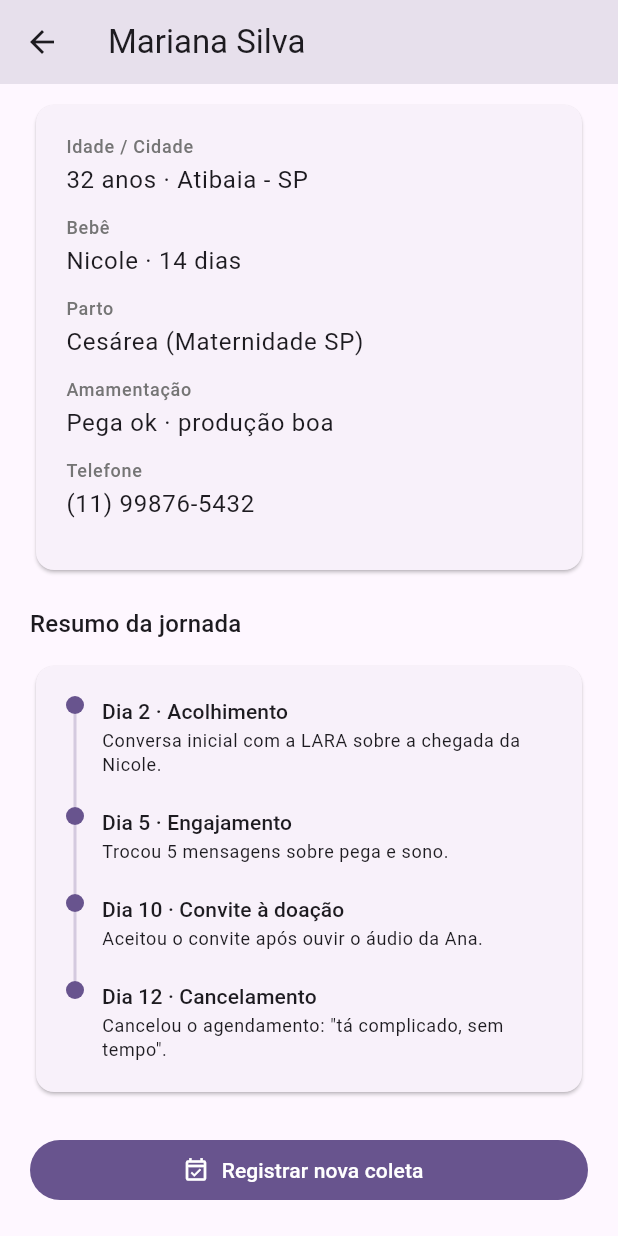
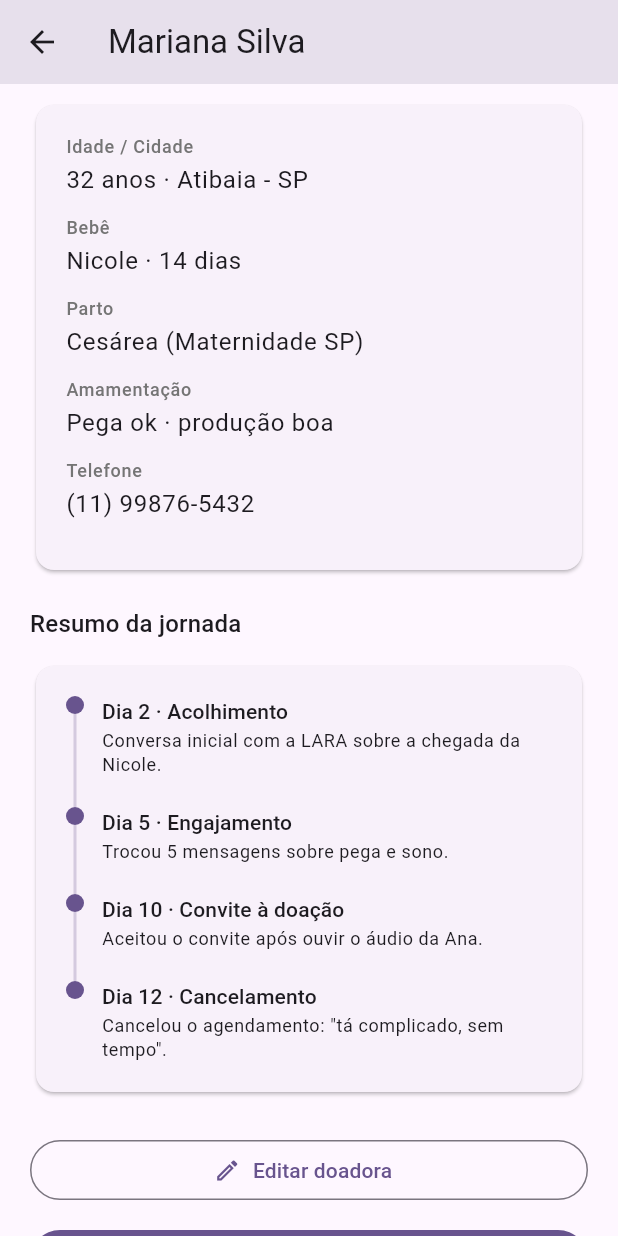
Before and after one commit to AndrePilatis/Sprint-Flutter, a Flutter app: the DoadoraDetailScreen screen opened directly with sample values from the repository, scrolled down 227 dp, on a phone screen of 412 x 824 dp. Run offline on Flutter 3.47's test engine with Material 3 defaults, Android fonts, the phone set to English and light mode, and no system bars.

Commit message:
edicao de doadoras

```diff
--- a/lib/screens/doadora_detail_screen.dart
+++ b/lib/screens/doadora_detail_screen.dart
@@ -4,14 +4,29 @@ import '../model/doadora.dart';
 import '../components/jornada_timeline.dart';
 import '../components/status_badge.dart';
 import 'nova_coleta_screen.dart';
+import 'nova_doadora_screen.dart';
 
-class DoadoraDetailScreen extends StatelessWidget {
+class DoadoraDetailScreen extends StatefulWidget {
   final Doadora doadora;
+  final List<Doadora> doadoras;
+  final void Function(Doadora doadoraAtualizada)? onDoadoraAtualizada;
 
-  const DoadoraDetailScreen({super.key, required this.doadora});
+  const DoadoraDetailScreen({
+    super.key,
+    required this.doadora,
+    required this.doadoras,
+    this.onDoadoraAtualizada,
+  });
+
+  @override
+  State<DoadoraDetailScreen> createState() => _DoadoraDetailScreenState();
+}
+
+class _DoadoraDetailScreenState extends State<DoadoraDetailScreen> {
+  late Doadora _doadora = widget.doadora;
 
   Color get _corRisco {
-    switch (doadora.risco) {
+    switch (_doadora.risco) {
       case NivelRisco.baixo:
         return Colors.green;
       case NivelRisco.medio:
@@ -44,7 +59,7 @@ class DoadoraDetailScreen extends StatelessWidget {
   @override
   Widget build(BuildContext context) {
     return Scaffold(
-      appBar: AppBar(title: Text(doadora.nome)),
+      appBar: AppBar(title: Text(_doadora.nome)),
       body: SafeArea(
         child: ListView(
           padding: const EdgeInsets.all(20),
@@ -62,12 +77,15 @@ class DoadoraDetailScreen extends StatelessWidget {
                           'Score de engajamento',
                           style: Theme.of(context).textTheme.titleSmall,
                         ),
-                        StatusBadge(texto: doadora.riscoLabel, cor: _corRisco),
+                        StatusBadge(
+                          texto: _doadora.riscoLabel,
+                          cor: _corRisco,
+                        ),
                       ],
                     ),
                     const SizedBox(height: 8),
                     Text(
-                      '${doadora.score}',
+                      '${_doadora.score}',
                       style:
                           Theme.of(context).textTheme.headlineMedium?.copyWith(
                                 fontWeight: FontWeight.bold,
@@ -78,14 +96,14 @@ class DoadoraDetailScreen extends StatelessWidget {
                     ClipRRect(
                       borderRadius: BorderRadius.circular(8),
                       child: LinearProgressIndicator(
-                        value: doadora.progressoJornada,
+                        value: _doadora.progressoJornada,
                         minHeight: 8,
                         backgroundColor: Colors.grey[200],
                       ),
                     ),
                     const SizedBox(height: 6),
                     Text(
-                      'Dia ${doadora.diaJornada} de 30 na jornada Lactare',
+                      'Dia ${_doadora.diaJornada} de 30 na jornada Lactare',
                       style: Theme.of(context).textTheme.bodySmall,
                     ),
                   ],
@@ -103,13 +121,13 @@ class DoadoraDetailScreen extends StatelessWidget {
                   crossAxisAlignment: CrossAxisAlignment.start,
                   children: [
                     _infoLinha(context, 'Idade / Cidade',
-                        '${doadora.idade} anos · ${doadora.cidade}'),
+                        '${_doadora.idade} anos · ${_doadora.cidade}'),
                     _infoLinha(context, 'Bebê',
-                        '${doadora.bebeNome} · ${doadora.bebeIdadeDias} dias'),
-                    _infoLinha(context, 'Parto', doadora.tipoParto),
+                        '${_doadora.bebeNome} · ${_doadora.bebeIdadeDias} dias'),
+                    _infoLinha(context, 'Parto', _doadora.tipoParto),
                     _infoLinha(
-                        context, 'Amamentação', doadora.statusAmamentacao),
-                    _infoLinha(context, 'Telefone', doadora.telefone),
+                        context, 'Amamentação', _doadora.statusAmamentacao),
+                    _infoLinha(context, 'Telefone', _doadora.telefone),
                   ],
                 ),
               ),
@@ -121,16 +139,44 @@ class DoadoraDetailScreen extends StatelessWidget {
             Card(
               child: Padding(
                 padding: const EdgeInsets.all(20),
-                child: JornadaTimeline(eventos: doadora.jornada),
+                child: JornadaTimeline(eventos: _doadora.jornada),
               ),
             ),
             const SizedBox(height: 24),
+            Row(
+              children: [
+                Expanded(
+                  child: OutlinedButton.icon(
+                    onPressed: () async {
+                      final doadoraEditada = await Navigator.of(context)
+                          .push<Doadora>(
+                        MaterialPageRoute(
+                          builder: (_) => NovaDoadoraScreen(doadora: _doadora),
+                        ),
+                      );
+
+                      if (doadoraEditada != null) {
+                        setState(() {
+                          _doadora = doadoraEditada;
+                        });
+                        widget.onDoadoraAtualizada?.call(doadoraEditada);
+                      }
+                    },
+                    icon: const Icon(Icons.edit_outlined),
+                    label: const Text('Editar doadora'),
+                  ),
+                ),
+              ],
+            ),
+            const SizedBox(height: 12),
             FilledButton.icon(
               onPressed: () async {
                 final novaColeta = await Navigator.of(context).push<Coleta>(
                   MaterialPageRoute(
-                    builder: (_) =>
-                        NovaColetaScreen(doadoraPreSelecionada: doadora),
+                    builder: (_) => NovaColetaScreen(
+                      doadoras: widget.doadoras,
+                      doadoraPreSelecionada: _doadora,
+                    ),
                   ),
                 );
                 if (novaColeta != null && context.mounted) {
--- a/lib/screens/nova_coleta_screen.dart
+++ b/lib/screens/nova_coleta_screen.dart
@@ -1,12 +1,16 @@
 import 'package:flutter/material.dart';
-import '../data/doadoras_mock.dart';
 import '../model/coleta.dart';
 import '../model/doadora.dart';
 
 class NovaColetaScreen extends StatefulWidget {
+  final List<Doadora> doadoras;
   final Doadora? doadoraPreSelecionada;
 
-  const NovaColetaScreen({super.key, this.doadoraPreSelecionada});
+  const NovaColetaScreen({
+    super.key,
+    required this.doadoras,
+    this.doadoraPreSelecionada,
+  });
 
   @override
   State<NovaColetaScreen> createState() => _NovaColetaScreenState();
@@ -89,7 +93,7 @@ class _NovaColetaScreenState extends State<NovaColetaScreen> {
                   border: OutlineInputBorder(),
                 ),
                 items: [
-                  for (final doadora in doadorasMock)
+                  for (final doadora in widget.doadoras)
                     DropdownMenuItem(
                       value: doadora,
                       child: Text(doadora.nome),
--- a/lib/screens/nova_doadora_screen.dart
+++ b/lib/screens/nova_doadora_screen.dart
@@ -4,7 +4,9 @@ import '../model/doadora.dart';
 import '../model/evento_jornada.dart';
 
 class NovaDoadoraScreen extends StatefulWidget {
-  const NovaDoadoraScreen({super.key});
+  final Doadora? doadora;
+
+  const NovaDoadoraScreen({super.key, this.doadora});
 
   @override
   State<NovaDoadoraScreen> createState() => _NovaDoadoraScreenState();
@@ -20,6 +22,24 @@ class _NovaDoadoraScreenState extends State<NovaDoadoraScreen> {
   final _tipoPartoController = TextEditingController();
   final _statusController = TextEditingController();
   final _telefoneController = TextEditingController();
+
+  bool get _isEditMode => widget.doadora != null;
+
+  @override
+  void initState() {
+    super.initState();
+    final doadora = widget.doadora;
+    if (doadora == null) return;
+
+    _nomeController.text = doadora.nome;
+    _idadeController.text = doadora.idade.toString();
+    _cidadeController.text = doadora.cidade;
+    _bebeNomeController.text = doadora.bebeNome;
+    _bebeIdadeController.text = doadora.bebeIdadeDias.toString();
+    _tipoPartoController.text = doadora.tipoParto;
+    _statusController.text = doadora.statusAmamentacao;
+    _telefoneController.text = doadora.telefone;
+  }
 
   @override
   void dispose() {
@@ -39,24 +59,28 @@ class _NovaDoadoraScreenState extends State<NovaDoadoraScreen> {
       return;
     }
 
-    final novaDoadora = Doadora(
-      id: 'd${DateTime.now().millisecondsSinceEpoch}',
+    final doadoraAtual = widget.doadora;
+    final doadoraSalva = Doadora(
+      id: doadoraAtual?.id ?? 'd${DateTime.now().millisecondsSinceEpoch}',
       nome: _nomeController.text.trim(),
-      idade: int.tryParse(_idadeController.text) ?? 0,
+      idade: int.tryParse(_idadeController.text) ?? doadoraAtual?.idade ?? 0,
       cidade: _cidadeController.text.trim(),
       bebeNome: _bebeNomeController.text.trim(),
-      bebeIdadeDias: int.tryParse(_bebeIdadeController.text) ?? 0,
+      bebeIdadeDias: int.tryParse(_bebeIdadeController.text) ??
+          doadoraAtual?.bebeIdadeDias ??
+          0,
       tipoParto: _tipoPartoController.text.trim().isNotEmpty
           ? _tipoPartoController.text.trim()
-          : 'Normal',
-      risco: NivelRisco.medio,
+          : doadoraAtual?.tipoParto ?? 'Normal',
+      risco: doadoraAtual?.risco ?? NivelRisco.medio,
       statusAmamentacao: _statusController.text.trim().isNotEmpty
           ? _statusController.text.trim()
-          : 'Ativa no programa',
-      score: 50,
-      diaJornada: 1,
+          : doadoraAtual?.statusAmamentacao ?? 'Ativa no programa',
+      score: doadoraAtual?.score ?? 50,
+      diaJornada: doadoraAtual?.diaJornada ?? 1,
       telefone: _telefoneController.text.trim(),
-      jornada: const [
+      jornada: doadoraAtual?.jornada ??
+          const [
             EventoJornada(
               dia: 1,
               titulo: 'Cadastro no programa',
@@ -65,13 +89,15 @@ class _NovaDoadoraScreenState extends State<NovaDoadoraScreen> {
           ],
     );
 
-    Navigator.of(context).pop(novaDoadora);
+    Navigator.of(context).pop(doadoraSalva);
   }
 
   @override
   Widget build(BuildContext context) {
     return Scaffold(
-      appBar: AppBar(title: const Text('Nova doadora')),
+      appBar: AppBar(
+        title: Text(_isEditMode ? 'Editar doadora' : 'Nova doadora'),
+      ),
       body: SafeArea(
         child: Form(
           key: _formKey,
@@ -79,7 +105,9 @@ class _NovaDoadoraScreenState extends State<NovaDoadoraScreen> {
             padding: const EdgeInsets.all(20),
             children: [
               Text(
-                'Cadastre os dados da nutriz para ativar o acompanhamento no painel.',
+                _isEditMode
+                  ? 'Atualize os dados da nutriz e mantenha o acompanhamento em dia.'
+                  : 'Cadastre os dados da nutriz para ativar o acompanhamento no painel.',
                 style: Theme.of(context).textTheme.bodyMedium,
               ),
               const SizedBox(height: 24),
@@ -186,7 +214,7 @@ class _NovaDoadoraScreenState extends State<NovaDoadoraScreen> {
               FilledButton.icon(
                 onPressed: _salvar,
                 icon: const Icon(Icons.check),
-                label: const Text('Salvar doadora'),
+                label: Text(_isEditMode ? 'Salvar alterações' : 'Salvar doadora'),
               ),
             ],
           ),
```
Also changed, not shown: lib/screens/home_screen.dart (+14 -4 lines). Lines whose indentation alone changed are shown as unchanged.
